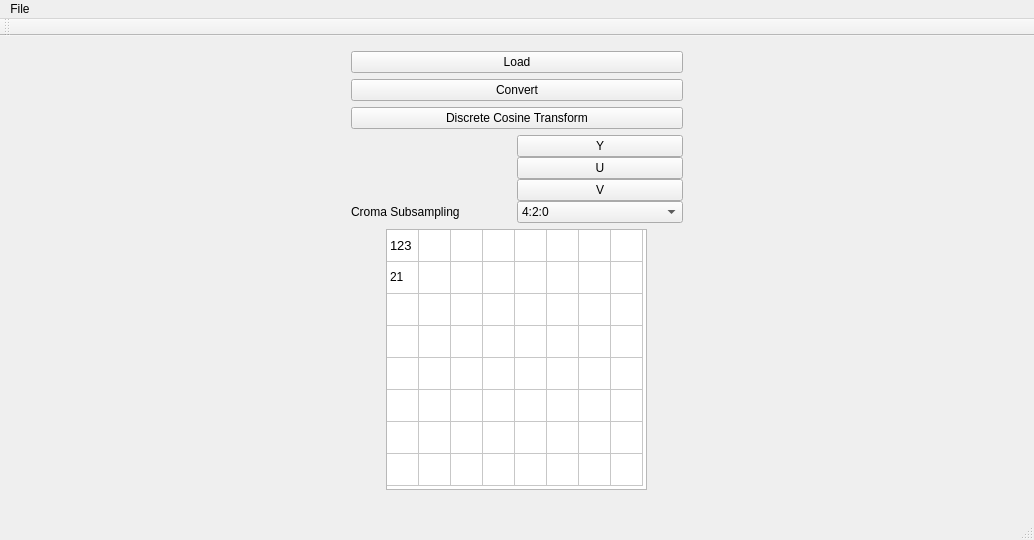
Above: assignment_2/CMPT365A2/mainwindow.ui from rafidashab/cmpt-365 before the change. Below: the same form after it.
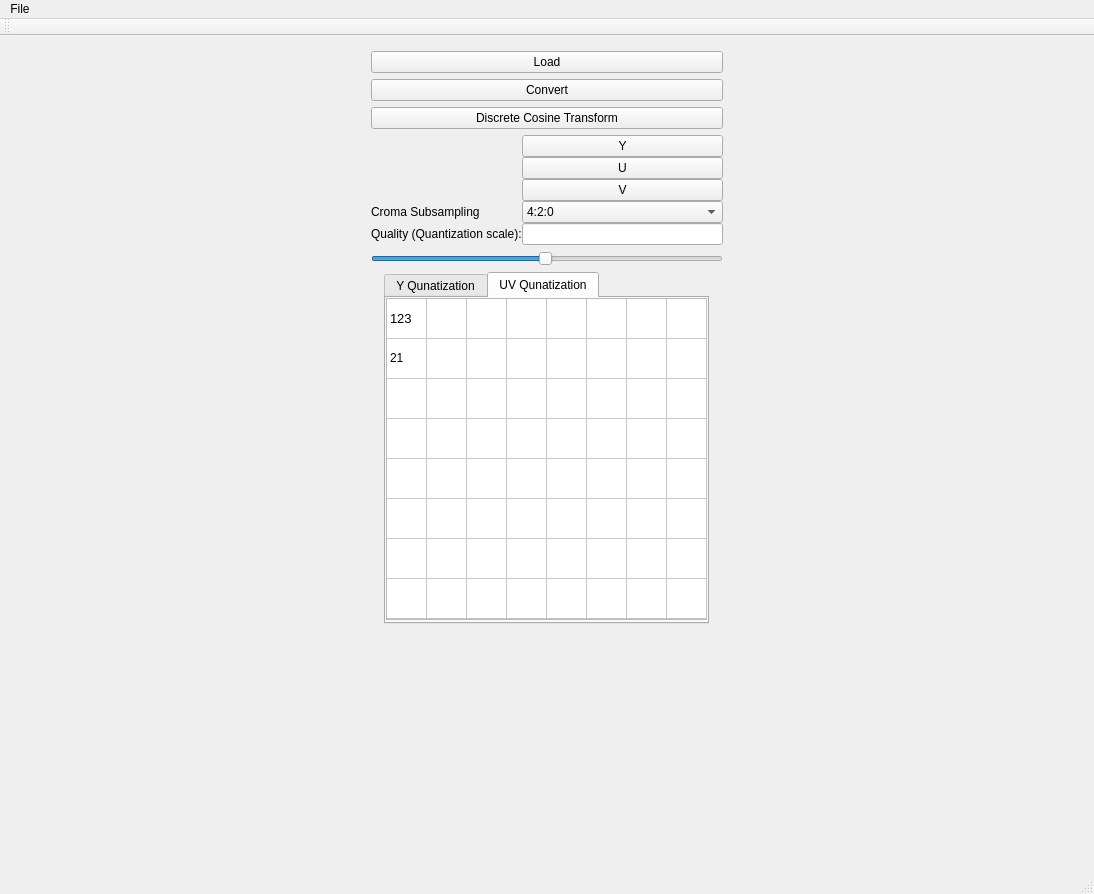
That is the form after the change. The open tabs and pages were chosen to show the change.

```diff
--- a/assignment_2/CMPT365A2/mainwindow.ui
+++ b/assignment_2/CMPT365A2/mainwindow.ui
@@ -6,8 +6,8 @@
    <rect>
     <x>0</x>
     <y>0</y>
-    <width>1034</width>
-    <height>540</height>
+    <width>1094</width>
+    <height>894</height>
    </rect>
   </property>
   <property name="sizePolicy">
@@ -165,8 +165,44 @@
             </property>
            </widget>
           </item>
+          <item row="6" column="4">
+           <widget class="QLabel" name="label">
+            <property name="text">
+             <string>Quality (Quantization scale):</string>
+            </property>
+           </widget>
+          </item>
+          <item row="6" column="5">
+           <widget class="QLineEdit" name="qualityDisplay">
+            <property name="enabled">
+             <bool>true</bool>
+            </property>
+            <property name="readOnly">
+             <bool>true</bool>
+            </property>
+           </widget>
+          </item>
          </layout>
         </item>
+        <item>
+         <widget class="QSlider" name="qualitySlider">
+          <property name="minimum">
+           <number>1</number>
+          </property>
+          <property name="maximum">
+           <number>100</number>
+          </property>
+          <property name="pageStep">
+           <number>10</number>
+          </property>
+          <property name="sliderPosition">
+           <number>50</number>
+          </property>
+          <property name="orientation">
+           <enum>Qt::Horizontal</enum>
+          </property>
+         </widget>
+        </item>
         <item>
          <layout class="QHBoxLayout" name="horizontalLayout_2">
           <item>
@@ -183,7 +219,29 @@
            </spacer>
           </item>
           <item>
-           <widget class="QTableWidget" name="quantDisplay">
+           <widget class="QTabWidget" name="tabWidget">
+            <property name="minimumSize">
+             <size>
+              <width>325</width>
+              <height>352</height>
+             </size>
+            </property>
+            <property name="currentIndex">
+             <number>0</number>
+            </property>
+            <widget class="QWidget" name="tab_1">
+             <attribute name="title">
+              <string>Y Qunatization</string>
+             </attribute>
+             <widget class="QTableWidget" name="quantDisplay_lum">
+              <property name="geometry">
+               <rect>
+                <x>0</x>
+                <y>0</y>
+                <width>329</width>
+                <height>322</height>
+               </rect>
+              </property>
             <property name="sizePolicy">
              <sizepolicy hsizetype="Minimum" vsizetype="Minimum">
               <horstretch>0</horstretch>
@@ -192,42 +250,42 @@
             </property>
             <property name="minimumSize">
              <size>
-              <width>261</width>
-              <height>261</height>
+                <width>322</width>
+                <height>322</height>
              </size>
             </property>
             <property name="maximumSize">
              <size>
-              <width>500</width>
-              <height>500</height>
+                <width>322</width>
+                <height>322</height>
              </size>
             </property>
             <property name="iconSize">
              <size>
-              <width>32</width>
-              <height>32</height>
+                <width>46</width>
+                <height>46</height>
              </size>
             </property>
             <attribute name="horizontalHeaderVisible">
              <bool>false</bool>
             </attribute>
             <attribute name="horizontalHeaderDefaultSectionSize">
-             <number>32</number>
+               <number>40</number>
             </attribute>
             <attribute name="horizontalHeaderHighlightSections">
              <bool>false</bool>
             </attribute>
             <attribute name="horizontalHeaderMinimumSectionSize">
-             <number>32</number>
+               <number>40</number>
             </attribute>
             <attribute name="verticalHeaderVisible">
              <bool>false</bool>
             </attribute>
             <attribute name="verticalHeaderDefaultSectionSize">
-             <number>32</number>
+               <number>40</number>
             </attribute>
             <attribute name="verticalHeaderMinimumSectionSize">
-             <number>32</number>
+               <number>40</number>
             </attribute>
             <row>
              <property name="text">
@@ -324,6 +382,163 @@
               <string>21</string>
              </property>
             </item>
+             </widget>
+            </widget>
+            <widget class="QWidget" name="tab_2">
+             <attribute name="title">
+              <string>UV Qunatization</string>
+             </attribute>
+             <widget class="QTableWidget" name="quantDisplay_chr">
+              <property name="geometry">
+               <rect>
+                <x>0</x>
+                <y>0</y>
+                <width>322</width>
+                <height>322</height>
+               </rect>
+              </property>
+              <property name="sizePolicy">
+               <sizepolicy hsizetype="Minimum" vsizetype="Minimum">
+                <horstretch>0</horstretch>
+                <verstretch>0</verstretch>
+               </sizepolicy>
+              </property>
+              <property name="minimumSize">
+               <size>
+                <width>322</width>
+                <height>322</height>
+               </size>
+              </property>
+              <property name="maximumSize">
+               <size>
+                <width>322</width>
+                <height>322</height>
+               </size>
+              </property>
+              <property name="iconSize">
+               <size>
+                <width>46</width>
+                <height>46</height>
+               </size>
+              </property>
+              <attribute name="horizontalHeaderVisible">
+               <bool>false</bool>
+              </attribute>
+              <attribute name="horizontalHeaderDefaultSectionSize">
+               <number>40</number>
+              </attribute>
+              <attribute name="horizontalHeaderHighlightSections">
+               <bool>false</bool>
+              </attribute>
+              <attribute name="horizontalHeaderMinimumSectionSize">
+               <number>40</number>
+              </attribute>
+              <attribute name="verticalHeaderVisible">
+               <bool>false</bool>
+              </attribute>
+              <attribute name="verticalHeaderDefaultSectionSize">
+               <number>40</number>
+              </attribute>
+              <attribute name="verticalHeaderMinimumSectionSize">
+               <number>40</number>
+              </attribute>
+              <row>
+               <property name="text">
+                <string>0</string>
+               </property>
+              </row>
+              <row>
+               <property name="text">
+                <string>1</string>
+               </property>
+              </row>
+              <row>
+               <property name="text">
+                <string>2</string>
+               </property>
+              </row>
+              <row>
+               <property name="text">
+                <string>3</string>
+               </property>
+              </row>
+              <row>
+               <property name="text">
+                <string>4</string>
+               </property>
+              </row>
+              <row>
+               <property name="text">
+                <string>5</string>
+               </property>
+              </row>
+              <row>
+               <property name="text">
+                <string>6</string>
+               </property>
+              </row>
+              <row>
+               <property name="text">
+                <string>7</string>
+               </property>
+              </row>
+              <column>
+               <property name="text">
+                <string>0</string>
+               </property>
+              </column>
+              <column>
+               <property name="text">
+                <string>1</string>
+               </property>
+              </column>
+              <column>
+               <property name="text">
+                <string>2</string>
+               </property>
+              </column>
+              <column>
+               <property name="text">
+                <string>3</string>
+               </property>
+              </column>
+              <column>
+               <property name="text">
+                <string>4</string>
+               </property>
+              </column>
+              <column>
+               <property name="text">
+                <string>5</string>
+               </property>
+              </column>
+              <column>
+               <property name="text">
+                <string>6</string>
+               </property>
+              </column>
+              <column>
+               <property name="text">
+                <string>7</string>
+               </property>
+              </column>
+              <item row="0" column="0">
+               <property name="text">
+                <string>123</string>
+               </property>
+               <property name="font">
+                <font>
+                 <pointsize>10</pointsize>
+                </font>
+               </property>
+              </item>
+              <item row="1" column="0">
+               <property name="text">
+                <string>21</string>
+               </property>
+              </item>
+             </widget>
+            </widget>
            </widget>
           </item>
           <item>
@@ -399,7 +614,7 @@
     <rect>
      <x>0</x>
      <y>0</y>
-     <width>1034</width>
+     <width>1094</width>
      <height>22</height>
     </rect>
    </property>
```
Left out of the diff: 28 changed lines with no effect on the pictures. Lines whose indentation alone changed are shown as unchanged.
